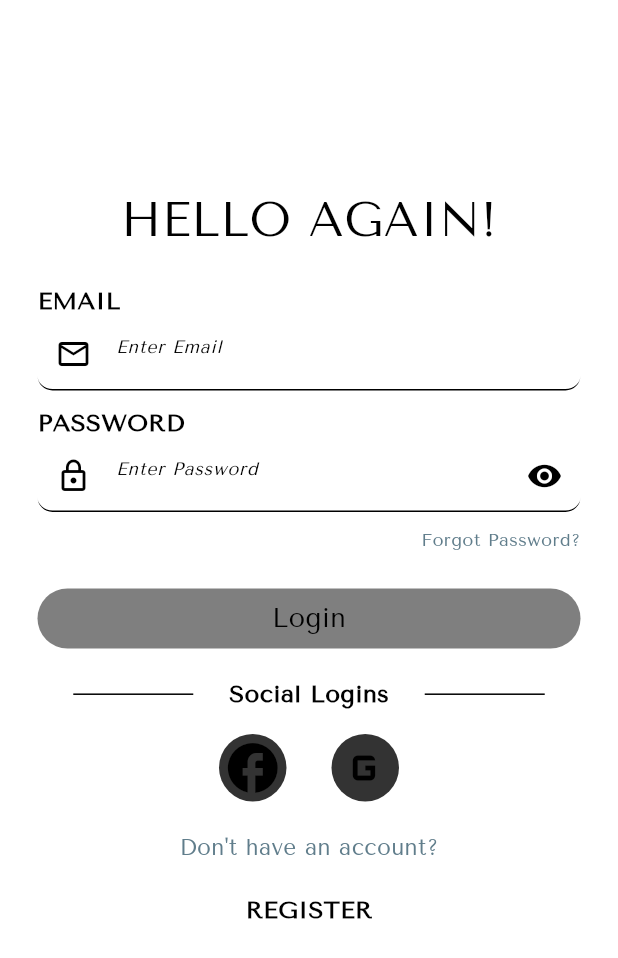
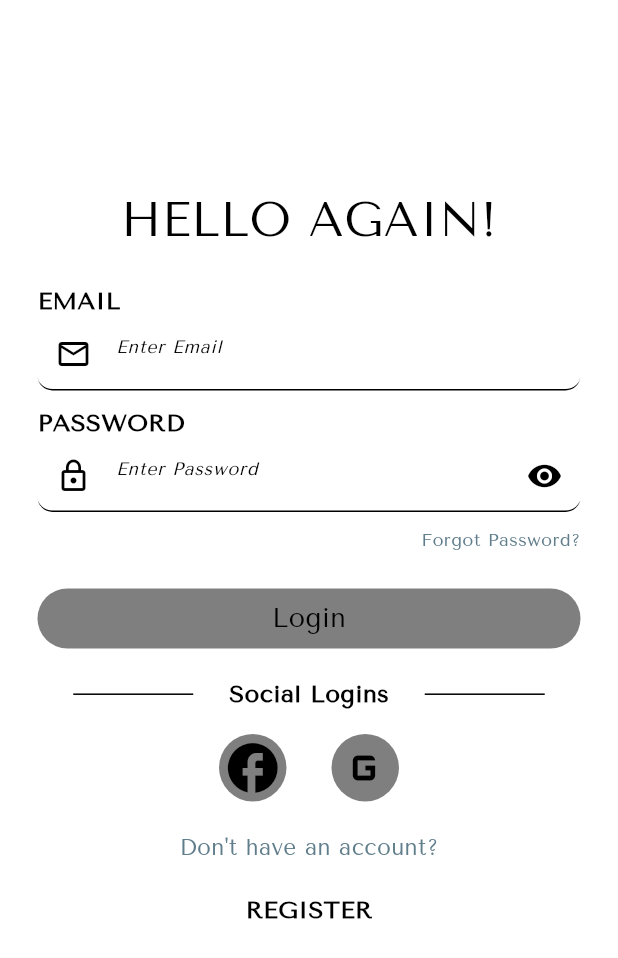
Before and after one commit to UmerMujtaba/Zara_Clothing_Brand_App, a Flutter app: the screen it shows after launch, after a tap on "Login", on a phone screen of 412 x 824 dp. Shown: the top 958 px of the screen. Run offline on Flutter 3.47's test engine with Material 3 defaults, Android fonts, the phone set to English and light mode, and no system bars; our stand-ins replace cloud_firestore, firebase_auth, firebase_core, firebase_messaging, firebase_storage, fl_chart and 9 more; missing offline and left inert: flutter_email_sender, mailer; accounts and stored records are empty; network calls fail.

Commit message:
fixed login screen container

```diff
--- a/lib/user_side/screens/login_screen.dart
+++ b/lib/user_side/screens/login_screen.dart
@@ -225,7 +225,7 @@ class _LoginScreenState extends State<LoginScreen> {
                   Container(
                     height: 1.0,
                     width: 80.0,
-                    color: Theme.of(context).colorScheme.tertiary,
+                    color: Theme.of(context).colorScheme.inversePrimary,
                   ),
                   TextWidget(
                     size: 16,
@@ -237,7 +237,7 @@ class _LoginScreenState extends State<LoginScreen> {
                   Container(
                     height: 1.0,
                     width: 80.0,
-                    color: Theme.of(context).colorScheme.tertiary,
+                    color: Theme.of(context).colorScheme.inversePrimary,
                   ),
                 ],
               ),
@@ -252,7 +252,7 @@ class _LoginScreenState extends State<LoginScreen> {
                       color: Theme.of(context)
                           .colorScheme
                           .tertiary
-                          .withOpacity(0.8),
+                          .withOpacity(0.5),
                       borderRadius: BorderRadius.circular(50.0),
                       // color: Colors.blue,
                     ),
@@ -271,7 +271,7 @@ class _LoginScreenState extends State<LoginScreen> {
                       color: Theme.of(context)
                           .colorScheme
                           .tertiary
-                          .withOpacity(0.8),
+                          .withOpacity(0.5),
                     ),
                     child: Icon(
                       Icons.g_mobiledata,
```
